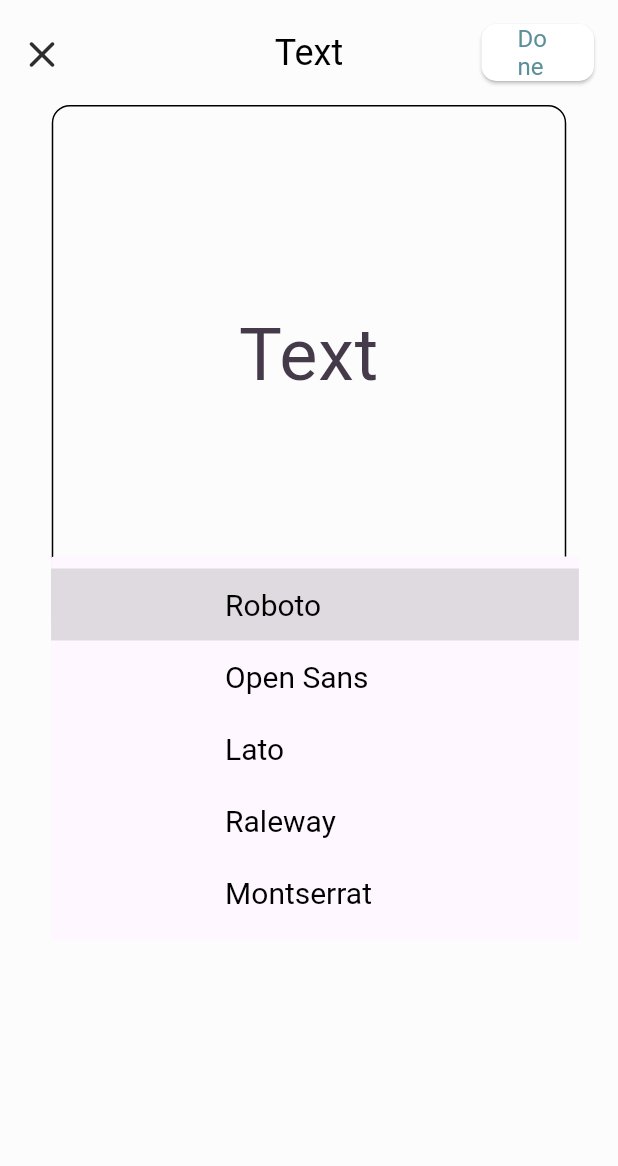
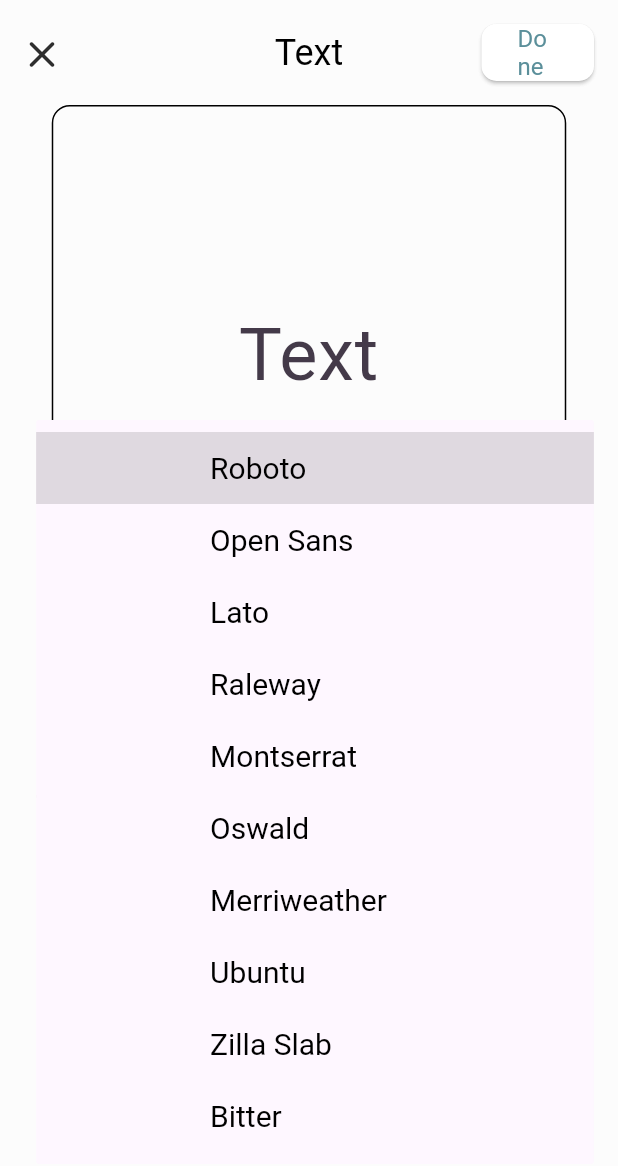
Before and after one commit to AmrTaher70/Custom_Craft, a Flutter app: the AddText screen opened directly, after a tap on "Roboto", on a phone screen of 412 x 824 dp. Shown: the top 1166 px of the screen. Run offline on Flutter 3.47's test engine with Material 3 defaults, Android fonts, the phone set to English and light mode, and no system bars; our stand-ins replace curved_navigation_bar, device_preview, flutter_colorpicker, font_awesome_flutter, get, go_router and 2 more.

Commit message:
make overlay to add text screen

```diff
--- a/lib/core/widget/color_picker.dart
+++ b/lib/core/widget/color_picker.dart
@@ -21,9 +21,27 @@ class _ColorPickerButtonState extends State<ColorPickerButton> {
     pickerColor = widget.initialColor;
   }
 
+  Color currentColor = const Color(0xff443a49);
   @override
   Widget build(BuildContext context) {
-    return ElevatedButton(
+    return SizedBox(
+      width: 343,
+      height: 37,
+      // decoration: BoxDecoration(
+      //   borderRadius: BorderRadius.circular(6),
+      // ),
+      child: ElevatedButton(
+        style: ElevatedButton.styleFrom(
+          backgroundColor: pickerColor, // Background color
+          // foregroundColor:
+          //     Colors.white, // Text color
+          // Button padding
+          shape: RoundedRectangleBorder(
+            borderRadius: BorderRadius.circular(6), // Button border radius
+          ),
+
+          elevation: 1, // Button elevation
+        ),
         onPressed: () {
           showDialog(
             context: context,
@@ -53,7 +71,8 @@ class _ColorPickerButtonState extends State<ColorPickerButton> {
             },
           );
         },
-      child: const Text('Change Text Color'),
+        child: null,
+      ),
     );
   }
 }
--- a/lib/core/widget/custom_app_bar_for_tools.dart
+++ b/lib/core/widget/custom_app_bar_for_tools.dart
@@ -59,7 +59,7 @@ class CustomAppBarForTools extends StatelessWidget
             size: 30,
           ),
           onPressed: () {
-            Get.to(() => const MainDesign(), transition: Transition.fadeIn);
+            Get.to(() => const MainDesign(), transition: Transition.upToDown);
           },
         ),
       ),
--- a/lib/core/widget/font_selector.dart
+++ b/lib/core/widget/font_selector.dart
@@ -43,7 +43,12 @@ class _FontSelectorState extends State<FontSelector> {
             'Open Sans',
             'Lato',
             'Raleway',
-            'Montserrat'
+            'Montserrat',
+            'Oswald', // Added
+            'Merriweather', // Added
+            'Ubuntu', // Added
+            'Zilla Slab', // Added
+            'Bitter'
           ].map<DropdownMenuItem<String>>((String value) {
             return DropdownMenuItem<String>(
               value: value,
--- a/lib/features/Design/AddText/add_text_screen.dart
+++ b/lib/features/Design/AddText/add_text_screen.dart
@@ -1,3 +1,4 @@
+import 'package:custom_craft/constans/colors/colors.dart';
 import 'package:custom_craft/core/widget/color_picker.dart';
 import 'package:custom_craft/core/widget/custom_app_bar_for_tools.dart';
 import 'package:custom_craft/core/widget/font_selector.dart';
@@ -16,6 +17,8 @@ class _AddTextState extends State<AddText> {
   String dropdownValue = 'Roboto';
   Color pickerColor = const Color(0xff443a49);
   Color currentColor = const Color(0xff443a49);
+  TextAlign textAlign = TextAlign.center;
+  int selectedIcon = 0; // Added
 
   void changeColor(Color color) {
     setState(() => pickerColor = color);
@@ -32,6 +35,8 @@ class _AddTextState extends State<AddText> {
     _textControllerOfAddText.dispose();
     super.dispose();
   }
+
+  Color iconColor = Colors.grey;
 
   @override
   Widget build(BuildContext context) {
@@ -61,7 +66,7 @@ class _AddTextState extends State<AddText> {
                     Padding(
                       padding: const EdgeInsets.only(top: 122),
                       child: TextField(
-                        textAlign: TextAlign.center,
+                        textAlign: textAlign, // Updated
                         controller: _textControllerOfAddText,
                         style: GoogleFonts.getFont(
                           dropdownValue,
@@ -98,6 +103,98 @@ class _AddTextState extends State<AddText> {
                 ),
               ),
             ),
+            const SizedBox(
+              height: 17,
+            ),
+            Container(
+              width: 343,
+              height: 48,
+              decoration: BoxDecoration(
+                color: const Color(0xffD3D3D3),
+                borderRadius: BorderRadius.circular(8),
+              ),
+              child: Row(
+                // Added
+                mainAxisAlignment: MainAxisAlignment.spaceBetween,
+                children: [
+                  Padding(
+                    padding: const EdgeInsets.only(left: 24),
+                    child: IconButton(
+                      onPressed: () {
+                        setState(() {
+                          textAlign = TextAlign.left;
+                          selectedIcon = 1; // Change this line
+                        });
+                      },
+                      icon: Icon(
+                        Icons.align_horizontal_left_outlined,
+                        color: selectedIcon == 1
+                            ? AssetsColors.primaryColor
+                            : Colors.grey, // Change this line
+                      ),
+                    ),
+                  ),
+                  IconButton(
+                    onPressed: () {
+                      setState(() {
+                        textAlign = TextAlign.center;
+                        selectedIcon = 2; // Change this line
+                      });
+                    },
+                    icon: Icon(
+                      Icons.align_horizontal_center_outlined,
+                      color: selectedIcon == 2
+                          ? AssetsColors.primaryColor
+                          : Colors.grey, // Change this line
+                    ),
+                  ),
+                  Padding(
+                    padding: const EdgeInsets.only(right: 24),
+                    child: IconButton(
+                      onPressed: () {
+                        setState(() {
+                          textAlign = TextAlign.right;
+                          selectedIcon = 3; // Change this line
+                        });
+                      },
+                      icon: Icon(
+                        Icons.align_horizontal_right_outlined,
+                        color: selectedIcon == 3
+                            ? AssetsColors.primaryColor
+                            : Colors.grey, // Change this line
+                      ),
+                    ),
+                  ),
+                ],
+              ),
+            ),
+            const SizedBox(
+              height: 16,
+            ),
+            Container(
+              height: 1,
+              width: 343,
+              color: const Color(0xff8E8E8E),
+            ),
+            const SizedBox(
+              height: 16,
+            ),
+            const Align(
+              alignment: Alignment.centerLeft,
+              child: Padding(
+                padding: EdgeInsets.only(left: 24),
+                child: Text(
+                  'Text Color',
+                  style: TextStyle(
+                      fontSize: 18,
+                      fontWeight: FontWeight.w500,
+                      color: Colors.black),
+                ),
+              ),
+            ),
+            const SizedBox(
+              height: 8,
+            ),
             ColorPickerButton(
               initialColor: currentColor,
               onColorChanged: (Color color) {
--- a/lib/features/Design/main_design.dart
+++ b/lib/features/Design/main_design.dart
@@ -1,6 +1,8 @@
+import 'package:custom_craft/constans/colors/colors.dart';
 import 'package:custom_craft/core/utils/assets.dart';
 import 'package:custom_craft/core/widget/custom_app_bar_for_design.dart';
 import 'package:custom_craft/core/widget/image_background.dart';
+import 'package:custom_craft/features/Design/AddText/add_text_screen.dart';
 import 'package:flutter/material.dart';
 
 class MainDesign extends StatefulWidget {
@@ -61,6 +63,8 @@ class _MainDesignState extends State<MainDesign> {
                         images[_currentPageIndex],
                         height: 407,
                         width: 343,
+                        //      color: AssetsColors.primaryColor,  //you can change the color of the image here
+                        //    colorBlendMode: BlendMode.modulate, // you can change the blend mode of the image here
                         fit: BoxFit.fitHeight,
                       ),
                       SizedBox(
@@ -77,6 +81,8 @@ class _MainDesignState extends State<MainDesign> {
                               child: Image.asset(
                                 images[index],
                                 fit: BoxFit.contain,
+                                //   color: AssetsColors.primaryColor,
+                                // colorBlendMode: BlendMode.modulate,
                               ),
                             );
                           },
@@ -189,7 +195,21 @@ class _MainDesignState extends State<MainDesign> {
                               child: Column(
                                 children: [
                                   IconButton(
-                                    onPressed: () {},
+                                    onPressed: () {
+                                      final height =
+                                          MediaQuery.of(context).size.height;
+                                      showModalBottomSheet(
+                                        context: context,
+                                        builder: (BuildContext context) {
+                                          return SizedBox(
+                                            height: height *
+                                                0.75, // This makes the bottom sheet take up 3/4 of the screen height
+                                            child: const AddText(),
+                                          );
+                                        },
+                                        isScrollControlled: true,
+                                      );
+                                    },
                                     icon: const Icon(
                                       Icons.text_fields_outlined,
                                     ),
--- a/lib/main.dart
+++ b/lib/main.dart
@@ -31,7 +31,7 @@ class MyApp extends StatelessWidget {
       home: Stack(
         children: [
           BackGroundImage(
-            child: AddText(),
+            child: MainDesign(),
           )
         ],
       ),
```
Lines whose indentation alone changed are shown as unchanged.
